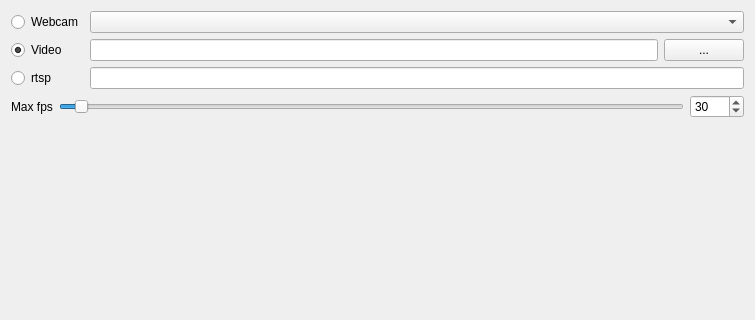
Old version of the form generic_cv_tasks/ui/widget_source_selection.ui in the repository stereomatchingkiss/show_cases; both pictures show x 0 to 755 and y 0 to 320 of the 755 by 557 pixel window.
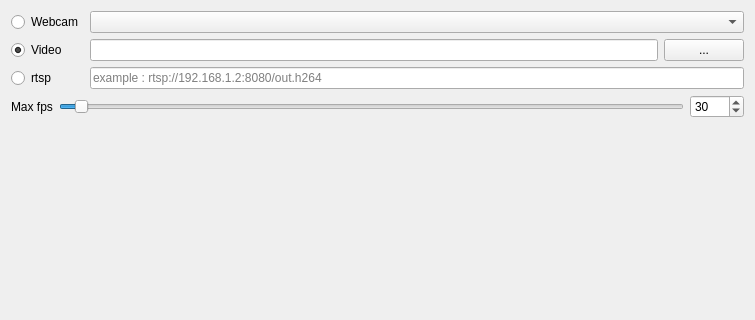
New version of the form.

Commit message: add new function to check source is valid or not

What changed in the file:
```diff
--- a/generic_cv_tasks/ui/widget_source_selection.ui
+++ b/generic_cv_tasks/ui/widget_source_selection.ui
@@ -54,7 +54,11 @@
       </widget>
      </item>
      <item row="2" column="1" colspan="2">
-      <widget class="QLineEdit" name="lineEditRTSP"/>
+      <widget class="QLineEdit" name="lineEditRTSP">
+       <property name="placeholderText">
+        <string>example : rtsp://192.168.1.2:8080/out.h264</string>
+       </property>
+      </widget>
      </item>
     </layout>
    </item>
```
The commit also changes 2 other files.
